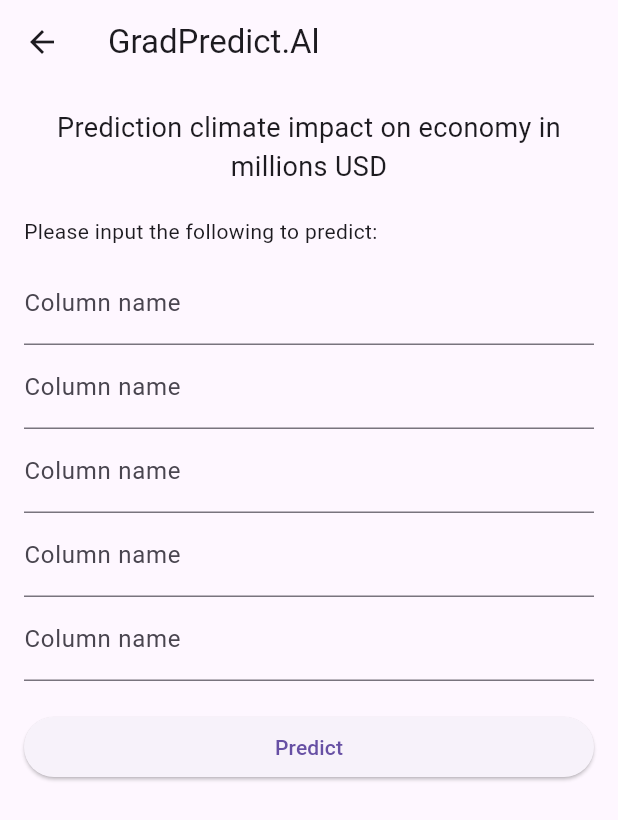
After one commit to NiyonshutiDavid/api_endpoint, a Flutter app: the screen it shows after launch, after a tap on "Next", on a phone screen of 412 x 824 dp. The commit adds this screen. Shown: the top 820 px of the screen. Run offline on Flutter 3.47's test engine with Material 3 defaults, Android fonts, the light colour scheme and no system bars.

Commit message:
made initial design on the flutter app

```diff
--- /dev/null
+++ b/flutter_app/lib/home_screen.dart
@@ -0,0 +1,44 @@
+import 'package:flutter/material.dart';
+import 'output_screen.dart'; // Import the Output Screen
+
+class HomeScreen extends StatelessWidget {
+  @override
+  Widget build(BuildContext context) {
+    return Scaffold(
+      appBar: AppBar(
+        title: Text('GradPredict.Al'),
+      ),
+      body: Padding(
+        padding: const EdgeInsets.all(16.0),
+        child: Column(
+          crossAxisAlignment: CrossAxisAlignment.stretch,
+          children: <Widget>[
+            Text(
+              'Prediction climate impact on economy in millions USD',
+              textAlign: TextAlign.center,
+              style: TextStyle(fontSize: 18),
+            ),
+            SizedBox(height: 20),
+            Text('Please input the following to predict:'),
+            SizedBox(height: 10),
+            TextField(decoration: InputDecoration(labelText: 'Column name')),
+            TextField(decoration: InputDecoration(labelText: 'Column name')),
+            TextField(decoration: InputDecoration(labelText: 'Column name')),
+            TextField(decoration: InputDecoration(labelText: 'Column name')),
+            TextField(decoration: InputDecoration(labelText: 'Column name')),
+            SizedBox(height: 20),
+            ElevatedButton(
+              onPressed: () {
+                Navigator.push(
+                  context,
+                  MaterialPageRoute(builder: (context) => OutputScreen()),
+                );
+              },
+              child: Text('Predict'),
+            ),
+          ],
+        ),
+      ),
+    );
+  }
+}
--- /dev/null
+++ b/flutter_app/lib/welcome_screen.dart
@@ -0,0 +1,48 @@
+import 'package:flutter/material.dart';
+import 'home_screen.dart'; // Import the Home Screen
+
+class WelcomeScreen extends StatelessWidget {
+  @override
+  Widget build(BuildContext context) {
+    return Scaffold(
+      body: Center(
+        child: Column(
+          mainAxisAlignment: MainAxisAlignment.center,
+          children: <Widget>[
+            Text(
+              'Welcome',
+              style: TextStyle(fontSize: 24),
+            ),
+            SizedBox(height: 20),
+            Text(
+              'GradPredict.Al',
+              style: TextStyle(fontSize: 36, fontWeight: FontWeight.bold),
+            ),
+            SizedBox(height: 20),
+            Padding(
+              padding: const EdgeInsets.symmetric(horizontal: 40),
+              child: Text(
+                'A model for predicting climate impact on economy in millions USD',
+                textAlign: TextAlign.center,
+                style: TextStyle(fontSize: 16),
+              ),
+            ),
+            SizedBox(height: 40),
+            ElevatedButton(
+              onPressed: () {
+                Navigator.push(
+                  context,
+                  MaterialPageRoute(builder: (context) => HomeScreen()),
+                );
+              },
+              child: Text('Next'),
+              style: ElevatedButton.styleFrom(
+                padding: EdgeInsets.symmetric(horizontal: 40, vertical: 15),
+              ),
+            ),
+          ],
+        ),
+      ),
+    );
+  }
+}
```
Also changed, not shown: flutter_app/lib/history_screen.dart (added, +20 -0 lines), flutter_app/lib/main.dart (+8 -140 lines), flutter_app/lib/output_screen.dart (added, +49 -0 lines).
